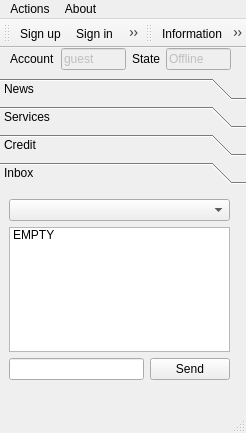
The window that client/Client.ui (canercandan/qlik) describes before a commit, drawn with Qt 5.
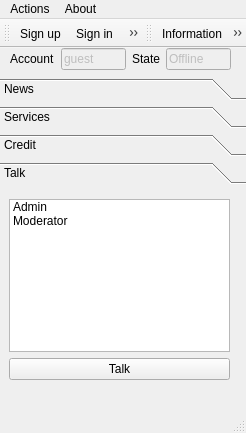
The same window after the commit. The open tabs and pages were chosen to show the change. Icons and pictures are not drawn.

Patch:
```diff
--- a/client/Client.ui
+++ b/client/Client.ui
@@ -211,7 +211,7 @@
       </rect>
      </property>
      <attribute name="label" >
-      <string>Inbox</string>
+      <string>Talk</string>
      </attribute>
      <attribute name="icon" >
       <iconset>images/email.png</iconset>
@@ -227,13 +227,21 @@
       </property>
       <layout class="QVBoxLayout" >
        <item>
-        <widget class="QComboBox" name="inboxTo" />
-       </item>
-       <item>
-        <widget class="QListWidget" name="inboxMessage" >
+        <widget class="QListWidget" name="talkList" >
          <item>
           <property name="text" >
-           <string>EMPTY</string>
+           <string>Admin</string>
+          </property>
+          <property name="icon" >
+           <iconset>images/user.png</iconset>
+          </property>
+         </item>
+         <item>
+          <property name="text" >
+           <string>Moderator</string>
+          </property>
+          <property name="icon" >
+           <iconset>images/user_gray.png</iconset>
           </property>
          </item>
         </widget>
@@ -241,12 +249,12 @@
        <item>
         <layout class="QHBoxLayout" >
          <item>
-          <widget class="QLineEdit" name="inboxText" />
-         </item>
-         <item>
-          <widget class="QPushButton" name="inboxSend" >
+          <widget class="QPushButton" name="talkOpen" >
            <property name="text" >
-            <string>Send</string>
+            <string>Talk</string>
+           </property>
+           <property name="icon" >
+            <iconset>images/comment_edit.png</iconset>
            </property>
           </widget>
          </item>
```
Left out of the diff: 22 changed lines with no effect on the pictures.
